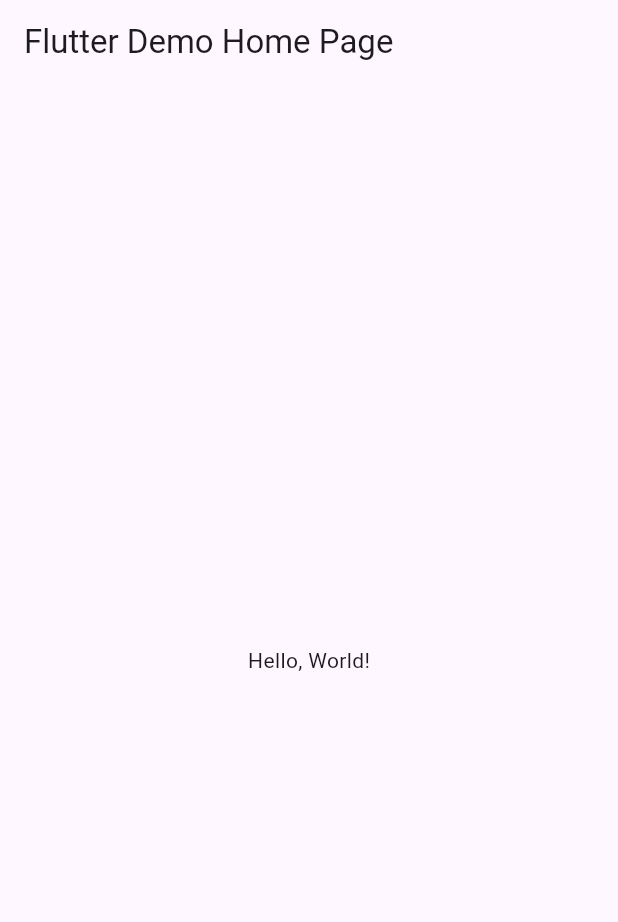
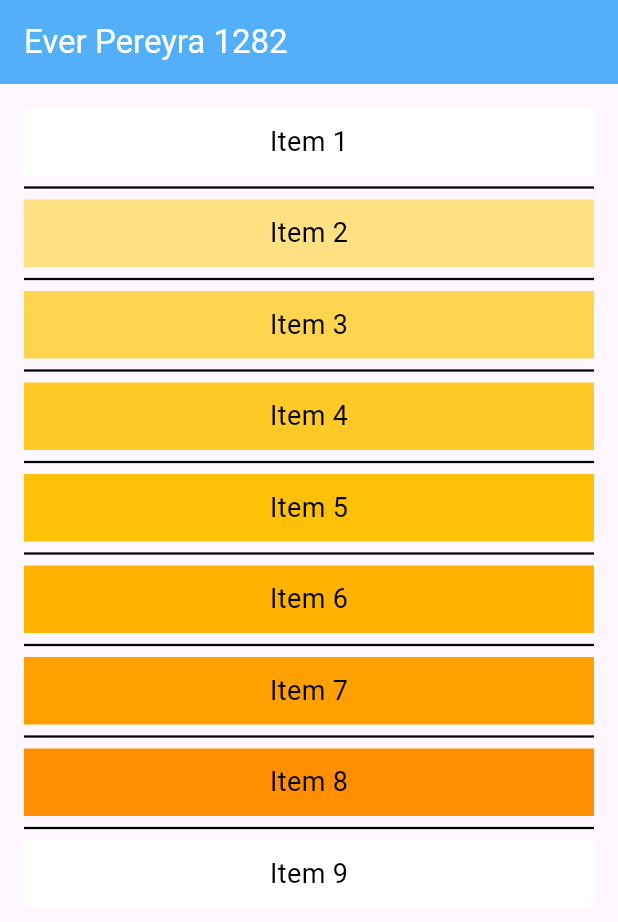
Before and after one commit to Ever-Daniel-Pereyra-Castillo/Pr12_examen, a Flutter app: the screen it shows after launch, on a phone screen of 412 x 824 dp. Shown: the top 922 px of the screen. Run offline on Flutter 3.47's test engine with Material 3 defaults, Android fonts, the phone set to English and light mode, and no system bars.

```diff
--- a/lib/main.dart
+++ b/lib/main.dart
@@ -1,41 +1,69 @@
 import 'package:flutter/material.dart';
 
-void main() => runApp(MyApp());
+void main() {
+  runApp(MyApp());
+}
 
 class MyApp extends StatelessWidget {
-  const MyApp({super.key});
-  // This widget is the root of your application.
   @override
   Widget build(BuildContext context) {
     return MaterialApp(
-      // Application name
-      title: 'Flutter Hello World',
-      // Application theme data, you can set the colors for the application as
-      // you want
-      theme: ThemeData(
-        // useMaterial3: false,
-        primarySwatch: Colors.blue,
-      ),
-      // A widget which will be started on application startup
-      home: MyHomePage(title: 'Flutter Demo Home Page'),
+      debugShowCheckedModeBanner: false,
+      home: MyHomePage(),
     );
   }
 }
 
 class MyHomePage extends StatelessWidget {
-  final String title;
-  const MyHomePage({super.key, required this.title});
+  final List<Color> colors = [
+    const Color(0xffffffff),
+    Colors.amber[200]!,
+    Colors.amber[300]!,
+    Colors.amber[400]!,
+    Colors.amber[500]!,
+    Colors.amber[600]!,
+    Colors.amber[700]!,
+    Colors.amber[800]!,
+    Colors.white, // Item 9 en color blanco
+  ];
 
   @override
   Widget build(BuildContext context) {
     return Scaffold(
       appBar: AppBar(
-        // The title text which will be shown on the action bar
-        title: Text(title),
+        backgroundColor: Color(0xff54aff9),
+        title: Text(
+          'Ever Pereyra 1282',
+          style: TextStyle(color: Colors.white), // Texto en blanco
+        ),
       ),
       body: Center(
-        child: Text(
-          'Hello, World!',
+        child: ListView.separated(
+          //List view
+          padding: EdgeInsets.all(16),
+          itemCount: colors.length,
+          itemBuilder: (context, index) {
+            return Container(
+              height: 45, // Se redujo la altura para mejor visualización
+              width:
+                  MediaQuery.of(context).size.width * 0.8, // Se redujo el ancho
+              color: colors[index], // Fondo de cada item
+              alignment: Alignment.center,
+              child: Text(
+                'Item ${index + 1}',
+                style: TextStyle(
+                  fontSize: 18,
+                  color: index == 8
+                      ? Colors.black
+                      : Colors.black, // Texto negro para el Item 9
+                ),
+              ),
+            );
+          },
+          separatorBuilder: (context, index) => Divider(
+            thickness: 1.5,
+            color: Colors.black, // Línea separadora negra
+          ),
         ),
       ),
     );
```
